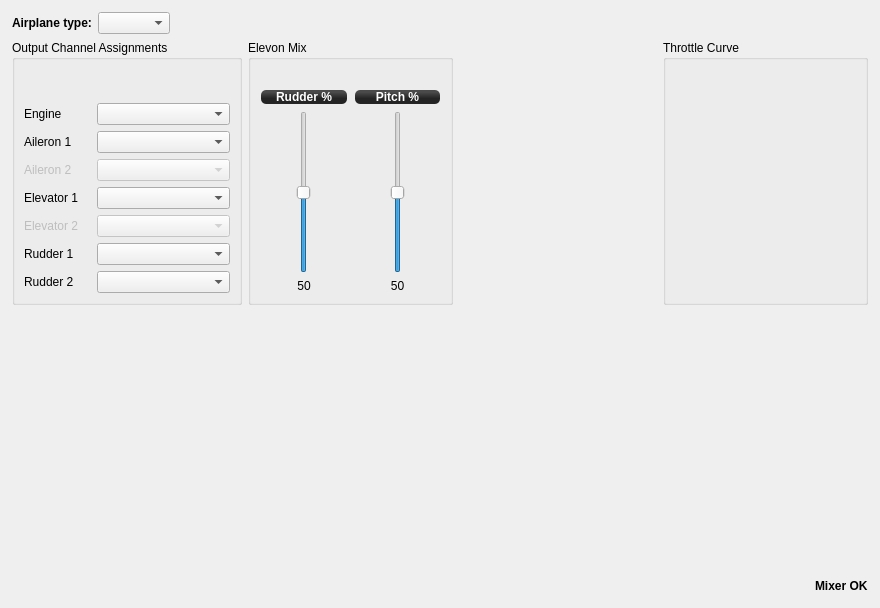
Above: ground/openpilotgcs/src/plugins/config/airframe_fixedwing.ui from openpilot/OpenPilot before the change. Below: the same form after it.
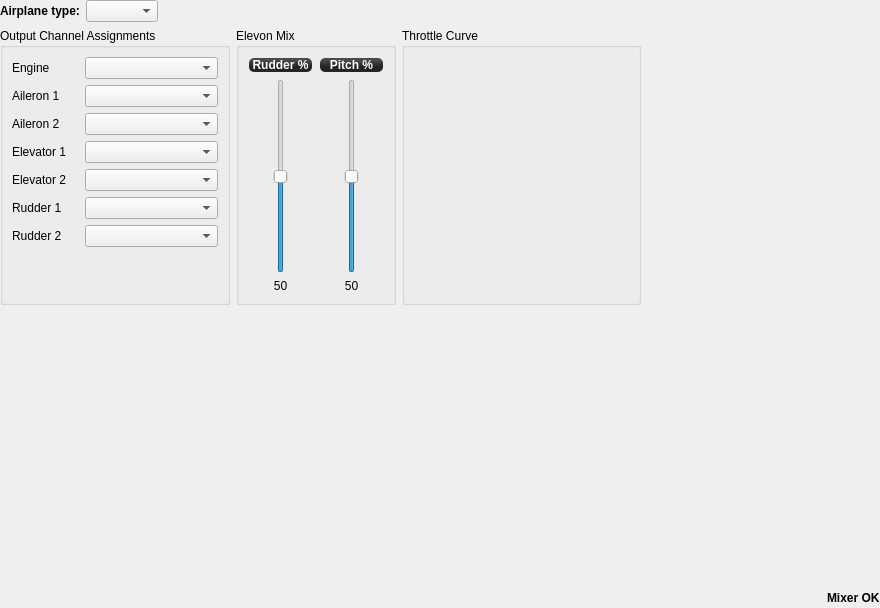
That is the form after the change. Custom widgets are drawn as their Qt base class.

Commit message: OP-907 step 4: vehicle config UI cleanups

Diff of the .ui file:
```diff
--- a/ground/openpilotgcs/src/plugins/config/airframe_fixedwing.ui
+++ b/ground/openpilotgcs/src/plugins/config/airframe_fixedwing.ui
@@ -15,7 +15,7 @@
   </property>
   <layout class="QVBoxLayout" name="verticalLayout_10">
    <property name="margin">
-    <number>12</number>
+    <number>0</number>
    </property>
    <item>
     <layout class="QHBoxLayout" name="horizontalLayout_3">
@@ -58,6 +58,9 @@
    </item>
    <item>
     <layout class="QHBoxLayout" name="horizontalLayout_4">
+     <property name="rightMargin">
+      <number>0</number>
+     </property>
      <item>
       <widget class="QGroupBox" name="groupBox_2">
        <property name="sizePolicy">
@@ -76,21 +79,24 @@
         <string>Output Channel Assignments</string>
        </property>
        <layout class="QFormLayout" name="formLayout_3">
-        <item row="1" column="0">
+        <property name="fieldGrowthPolicy">
+         <enum>QFormLayout::AllNonFixedFieldsGrow</enum>
+        </property>
+        <item row="0" column="0">
          <widget class="QLabel" name="fwEngineLabel">
           <property name="text">
            <string>Engine</string>
           </property>
          </widget>
         </item>
-        <item row="1" column="1">
+        <item row="0" column="1">
          <widget class="QComboBox" name="fwEngineChannelBox">
           <property name="toolTip">
            <string>Select output channel for the engine</string>
           </property>
          </widget>
         </item>
-        <item row="2" column="0">
+        <item row="1" column="0">
          <widget class="QLabel" name="fwAileron1Label">
           <property name="minimumSize">
            <size>
@@ -103,17 +109,17 @@
           </property>
          </widget>
         </item>
-        <item row="2" column="1">
+        <item row="1" column="1">
          <widget class="QComboBox" name="fwAileron1ChannelBox">
           <property name="toolTip">
            <string>Select output channel for the first aileron (or elevon)</string>
           </property>
          </widget>
         </item>
-        <item row="3" column="0">
+        <item row="2" column="0">
          <widget class="QLabel" name="fwAileron2Label">
           <property name="enabled">
-           <bool>false</bool>
+           <bool>true</bool>
           </property>
           <property name="minimumSize">
            <size>
@@ -126,17 +132,17 @@
           </property>
          </widget>
         </item>
-        <item row="3" column="1">
+        <item row="2" column="1">
          <widget class="QComboBox" name="fwAileron2ChannelBox">
           <property name="enabled">
-           <bool>false</bool>
+           <bool>true</bool>
           </property>
           <property name="toolTip">
            <string>Select output channel for the second aileron (or elevon)</string>
           </property>
          </widget>
         </item>
-        <item row="4" column="0">
+        <item row="3" column="0">
          <widget class="QLabel" name="fwElevator1Label">
           <property name="minimumSize">
            <size>
@@ -149,17 +155,17 @@
           </property>
          </widget>
         </item>
-        <item row="4" column="1">
+        <item row="3" column="1">
          <widget class="QComboBox" name="fwElevator1ChannelBox">
           <property name="toolTip">
            <string>Select output channel for the first elevator</string>
           </property>
          </widget>
         </item>
-        <item row="5" column="0">
+        <item row="4" column="0">
          <widget class="QLabel" name="fwElevator2Label">
           <property name="enabled">
-           <bool>false</bool>
+           <bool>true</bool>
           </property>
           <property name="minimumSize">
            <size>
@@ -172,57 +178,44 @@
           </property>
          </widget>
         </item>
-        <item row="5" column="1">
+        <item row="4" column="1">
          <widget class="QComboBox" name="fwElevator2ChannelBox">
           <property name="enabled">
-           <bool>false</bool>
+           <bool>true</bool>
           </property>
           <property name="toolTip">
            <string>Select output channel for a secondary elevator</string>
           </property>
          </widget>
         </item>
-        <item row="6" column="0">
+        <item row="5" column="0">
          <widget class="QLabel" name="fwRudder1Label">
           <property name="text">
            <string>Rudder 1</string>
           </property>
          </widget>
         </item>
-        <item row="6" column="1">
+        <item row="5" column="1">
          <widget class="QComboBox" name="fwRudder1ChannelBox">
           <property name="toolTip">
            <string>Select output channel for the first rudder</string>
           </property>
          </widget>
         </item>
-        <item row="7" column="0">
+        <item row="6" column="0">
          <widget class="QLabel" name="fwRudder2Label">
           <property name="text">
            <string>Rudder 2</string>
           </property>
          </widget>
         </item>
-        <item row="7" column="1">
+        <item row="6" column="1">
          <widget class="QComboBox" name="fwRudder2ChannelBox">
           <property name="toolTip">
            <string>Select output channel for a secondary rudder</string>
           </property>
          </widget>
         </item>
-        <item row="0" column="1">
-         <spacer name="verticalSpacer_2">
-          <property name="orientation">
-           <enum>Qt::Vertical</enum>
-          </property>
-          <property name="sizeHint" stdset="0">
-           <size>
-            <width>20</width>
-            <height>20</height>
-           </size>
-          </property>
-         </spacer>
-        </item>
        </layout>
       </widget>
      </item>
@@ -238,22 +231,6 @@
         <string>Elevon Mix</string>
        </property>
        <layout class="QVBoxLayout" name="verticalLayout_13">
-        <item>
-         <spacer name="verticalSpacer_3">
-          <property name="orientation">
-           <enum>Qt::Vertical</enum>
-          </property>
-          <property name="sizeType">
-           <enum>QSizePolicy::Fixed</enum>
-          </property>
-          <property name="sizeHint" stdset="0">
-           <size>
-            <width>0</width>
-            <height>20</height>
-           </size>
-          </property>
-         </spacer>
-        </item>
         <item>
          <layout class="QHBoxLayout" name="horizontalLayout_8">
           <item>
@@ -284,7 +261,7 @@
             <item>
              <widget class="QSlider" name="elevonSlider1">
               <property name="sizePolicy">
-               <sizepolicy hsizetype="Expanding" vsizetype="Expanding">
+               <sizepolicy hsizetype="Preferred" vsizetype="MinimumExpanding">
                 <horstretch>0</horstretch>
                 <verstretch>0</verstretch>
                </sizepolicy>
@@ -318,7 +295,7 @@
              <widget class="QLabel" name="elevonLabel2">
               <property name="minimumSize">
                <size>
-                <width>50</width>
+                <width>65</width>
                 <height>0</height>
                </size>
               </property>
@@ -340,7 +317,7 @@
             <item>
              <widget class="QSlider" name="elevonSlider2">
               <property name="sizePolicy">
-               <sizepolicy hsizetype="Expanding" vsizetype="Expanding">
+               <sizepolicy hsizetype="Preferred" vsizetype="MinimumExpanding">
                 <horstretch>0</horstretch>
                 <verstretch>0</verstretch>
                </sizepolicy>
@@ -374,20 +351,7 @@
       </widget>
      </item>
      <item>
-      <spacer name="horizontalSpacer_4">
-       <property name="orientation">
-        <enum>Qt::Horizontal</enum>
-       </property>
-       <property name="sizeHint" stdset="0">
-        <size>
-         <width>40</width>
-         <height>20</height>
-        </size>
-       </property>
-      </spacer>
-     </item>
-     <item>
-      <widget class="QGroupBox" name="groupBox_3">
+      <widget class="QGroupBox" name="throttleCurveBox">
        <property name="sizePolicy">
         <sizepolicy hsizetype="Preferred" vsizetype="Preferred">
          <horstretch>0</horstretch>
@@ -435,6 +399,19 @@
        </layout>
       </widget>
      </item>
+     <item>
+      <spacer name="horizontalSpacer">
+       <property name="orientation">
+        <enum>Qt::Horizontal</enum>
+       </property>
+       <property name="sizeHint" stdset="0">
+        <size>
+         <width>0</width>
+         <height>20</height>
+        </size>
+       </property>
+      </spacer>
+     </item>
     </layout>
    </item>
    <item>
```
Left out of the diff: 6 changed lines with no effect on the pictures. The commit also changes 5 other files.
